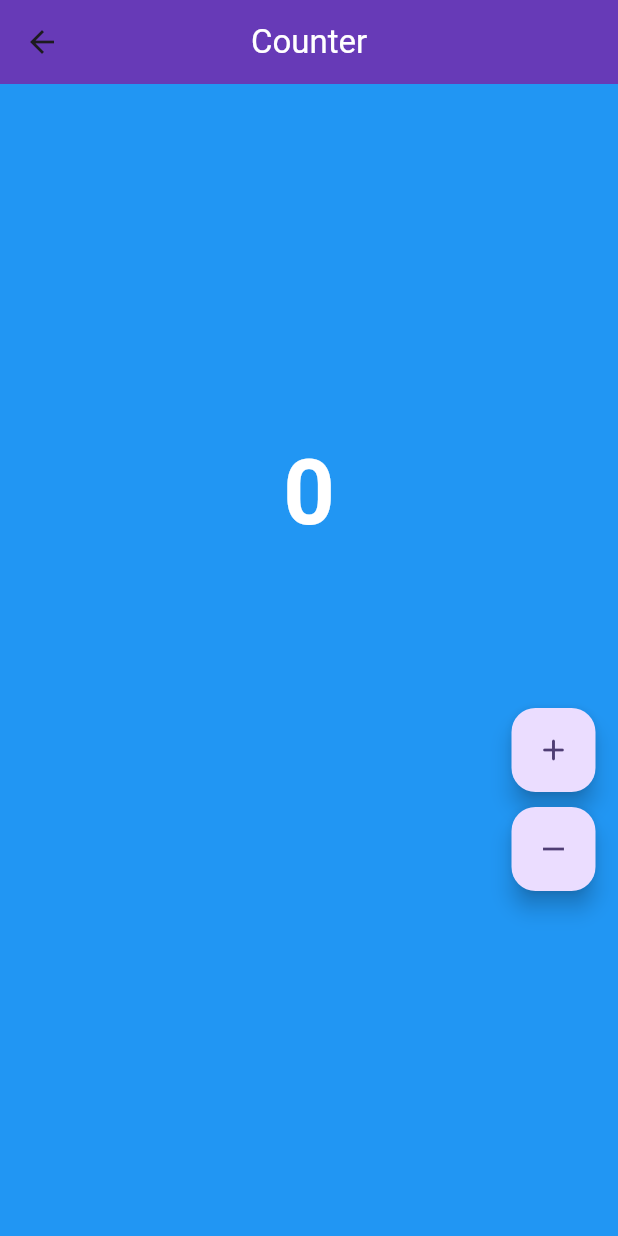
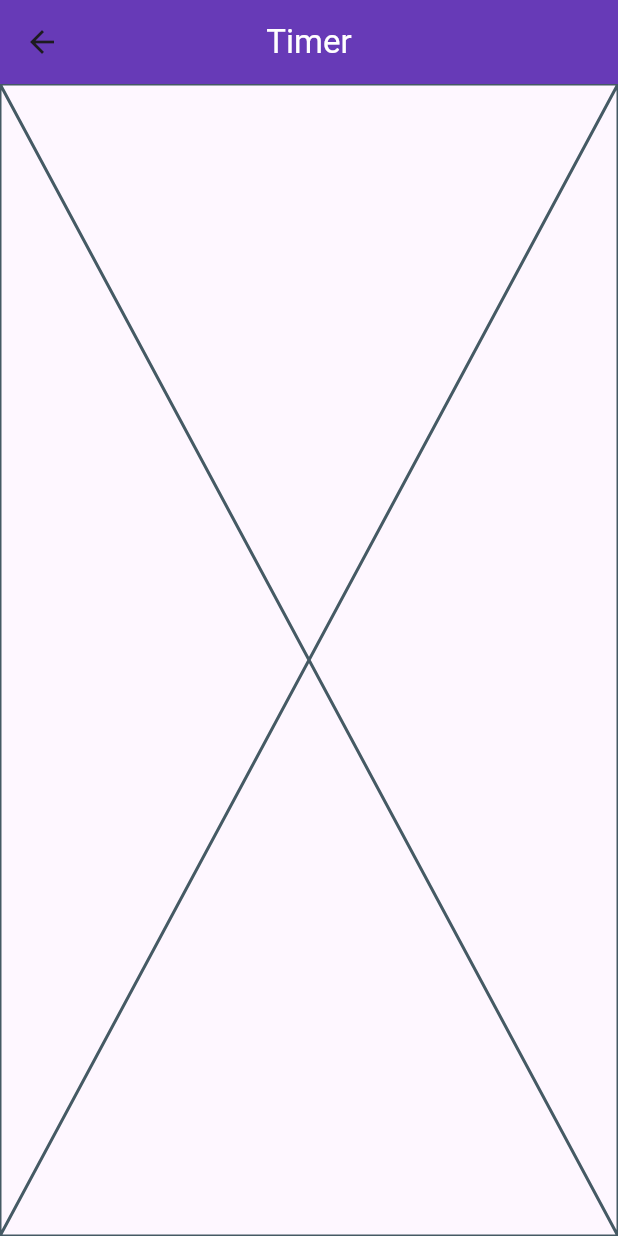
Before and after one commit to flbarfield/flutter_exploration, a Flutter app: the screen it shows after launch, after a tap on "Timer", on a phone screen of 412 x 824 dp. Run offline on Flutter 3.47's test engine with Material 3 defaults, Android fonts, the phone set to English and light mode, and no system bars; our stand-ins replace bloc, flutter_bloc, freezed_annotation.

Commit message:
timer setup for code with blocs in place

```diff
--- a/lib/new_home_page.dart
+++ b/lib/new_home_page.dart
@@ -2,6 +2,7 @@ import 'package:flutter/material.dart';
 import 'package:flutter_exploration/calculator/view/calculator_page.dart';
 import 'package:flutter_exploration/custom_app_bar.dart';
 import 'package:flutter_exploration/counter/view/counter_page.dart';
+import 'package:flutter_exploration/timer/view/timer_page.dart';
 import 'list_tile_tutorial/list_tile_tutorial_page.dart';
 
 class NewHomePage extends StatelessWidget {
@@ -56,7 +57,7 @@ class NewHomePage extends StatelessWidget {
                     Navigator.push(
                       context,
                       MaterialPageRoute(
-                        builder: (context) => const CounterPage(),
+                        builder: (context) => const TimerPage(),
                       ),
                     );
                   },
--- /dev/null
+++ b/lib/timer/bloc/timer_cubit.dart
@@ -0,0 +1,8 @@
+import 'package:bloc/bloc.dart';
+import 'package:freezed_annotation/freezed_annotation.dart';
+part 'timer_state.dart';
+part 'timer_cubit.freezed.dart';
+
+class TimerCubit extends Cubit<TimerState> {
+  TimerCubit() : super(const TimerState());
+}
--- /dev/null
+++ b/lib/timer/bloc/timer_state.dart
@@ -0,0 +1,8 @@
+part of 'timer_cubit.dart';
+
+@freezed
+class TimerState with _$TimerState {
+  const factory TimerState({
+    @Default(0) num currentTime,
+  }) = _TimerState;
+}
--- /dev/null
+++ b/lib/timer/view/timer_page.dart
@@ -0,0 +1,16 @@
+import 'package:flutter/material.dart';
+import 'package:flutter_bloc/flutter_bloc.dart';
+import 'package:flutter_exploration/timer/bloc/timer_cubit.dart';
+import 'package:flutter_exploration/timer/view/timer_view.dart';
+
+class TimerPage extends StatelessWidget {
+  const TimerPage({super.key});
+
+  @override
+  Widget build(BuildContext context) {
+    return BlocProvider<TimerCubit>(
+      create: (_) => TimerCubit(),
+      child: const TimerView(),
+    );
+  }
+}
--- /dev/null
+++ b/lib/timer/view/timer_view.dart
@@ -0,0 +1,14 @@
+import 'package:flutter/material.dart';
+import 'package:flutter_exploration/custom_app_bar.dart';
+
+class TimerView extends StatelessWidget {
+  const TimerView({super.key});
+
+  @override
+  Widget build(BuildContext context) {
+    return const Scaffold(
+      appBar: CustomAppBar(inputTitle: 'Timer'),
+      body: Placeholder(),
+    );
+  }
+}
```
Also changed, not shown: lib/timer/bloc/timer_cubit.freezed.dart (added).
